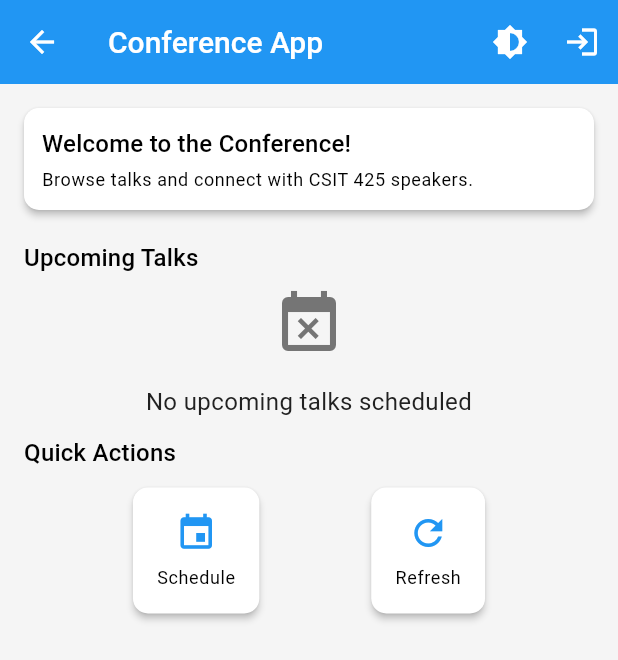
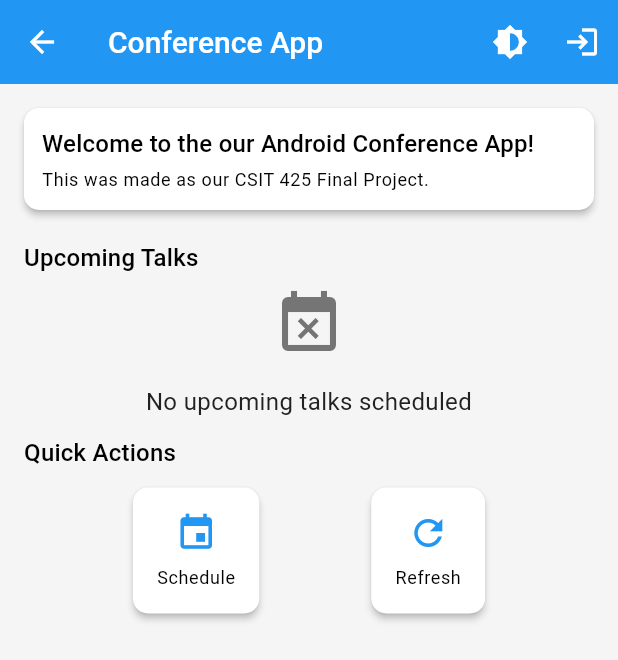
Before and after one commit to finn1817/confernece_app, a Flutter app: the HomeScreen screen opened by its route, on a phone screen of 412 x 824 dp. Shown: the top 660 px of the screen. Run offline on Flutter 3.47's test engine with Material 3 defaults, Android fonts, the phone set to English and light mode, and no system bars; our stand-ins replace cloud_firestore, firebase_core, shared_preferences; accounts and stored records are empty.

Commit message:
changing the wording on main Home page

```diff
--- a/lib/screens/home_screen.dart
+++ b/lib/screens/home_screen.dart
@@ -197,12 +197,12 @@ class _HomeScreenState extends State<HomeScreen> with WidgetsBindingObserver {
                             crossAxisAlignment: CrossAxisAlignment.start,
                               children: [
                                 Text(
-                                  'Welcome to the Conference!',
+                                  'Welcome to the our Android Conference App!',
                                   style: Theme.of(context).textTheme.titleMedium,
                                 ),
                                 const SizedBox(height: 4),
                                 Text(
-                                  'Browse talks and connect with CSIT 425 speakers.',
+                                  'This was made as our CSIT 425 Final Project.',
                                   style: Theme.of(context).textTheme.bodySmall,
                                 ),
                               ],
```
